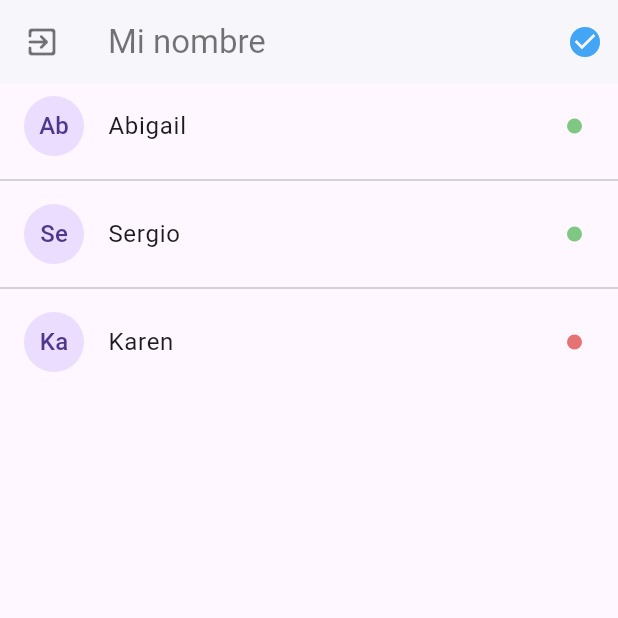
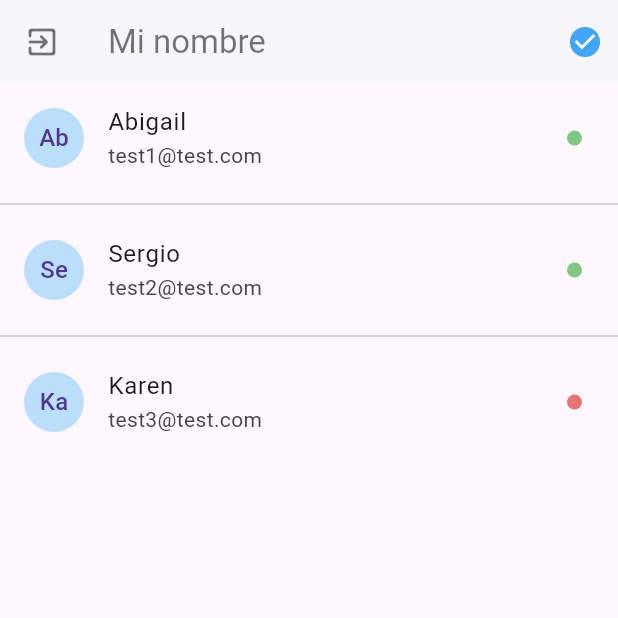
Before and after one commit to Flutter-Course-Sergio/realtime_chat_app, a Flutter app: the screen it shows after launch, on a phone screen of 412 x 824 dp, the top half of it. Run offline on Flutter 3.47's test engine with Material 3 defaults, Android fonts, the phone set to English and light mode, and no system bars; drawn by our look-alikes of pull_to_refresh.

```diff
--- a/lib/pages/users_page.dart
+++ b/lib/pages/users_page.dart
@@ -1,5 +1,7 @@
 import 'package:flutter/material.dart';
-import 'package:realtime_chat_app/models/user.dart';
+import 'package:pull_to_refresh/pull_to_refresh.dart';
+
+import '../models/user.dart';
 
 class UsersPage extends StatefulWidget {
   const UsersPage({super.key});
@@ -9,6 +11,9 @@ class UsersPage extends StatefulWidget {
 }
 
 class _UsersPageState extends State<UsersPage> {
+  RefreshController refreshController =
+      RefreshController(initialRefresh: false);
+
   final users = [
     User(online: true, email: 'test1@test.com', name: 'Abigail', id: '1'),
     User(online: true, email: 'test2@test.com', name: 'Sergio', id: '2'),
@@ -41,24 +46,45 @@ class _UsersPageState extends State<UsersPage> {
                 )
           ],
         ),
-        body: ListView.separated(
+        body: SmartRefresher(
+            controller: refreshController,
+            enablePullDown: true,
+            onRefresh: _loadUsers,
+            header: WaterDropHeader(
+              complete: Icon(Icons.check, color: Colors.blue[400]),
+              waterDropColor: Colors.blue,
+            ),
+            child: _listViewUsers()));
+  }
+
+  ListView _listViewUsers() {
+    return ListView.separated(
         physics: const BouncingScrollPhysics(),
-            itemBuilder: (_, i) => ListTile(
-                  title: Text(users[i].name),
+        itemBuilder: (_, i) => _userListTile(users[i]),
+        separatorBuilder: (_, i) => const Divider(),
+        itemCount: users.length);
+  }
+
+  ListTile _userListTile(User user) {
+    return ListTile(
+      title: Text(user.name),
+      subtitle: Text(user.email),
       leading: CircleAvatar(
-                    child: Text(users[i].name.substring(0, 2)),
+        backgroundColor: Colors.blue[100],
+        child: Text(user.name.substring(0, 2)),
       ),
       trailing: Container(
         width: 10,
         height: 10,
         decoration: BoxDecoration(
-                        color: users[i].online
-                            ? Colors.green[300]
-                            : Colors.red[300],
+            color: user.online ? Colors.green[300] : Colors.red[300],
             borderRadius: BorderRadius.circular(100)),
       ),
-                ),
-            separatorBuilder: (_, i) => const Divider(),
-            itemCount: users.length));
+    );
+  }
+
+  _loadUsers() async {
+    await Future.delayed(const Duration(milliseconds: 1000));
+    refreshController.refreshCompleted();
   }
 }
--- a/pubspec.yaml
+++ b/pubspec.yaml
@@ -9,11 +9,12 @@ environment:
 dependencies:
   flutter:
     sdk: flutter
+  pull_to_refresh: ^2.0.0
 
 dev_dependencies:
+  flutter_lints: ^3.0.0
   flutter_test:
     sdk: flutter
-  flutter_lints: ^3.0.0
 
 flutter:
   uses-material-design: true
```
Also changed, not shown: pubspec.lock. Lines whose indentation alone changed are shown as unchanged.
